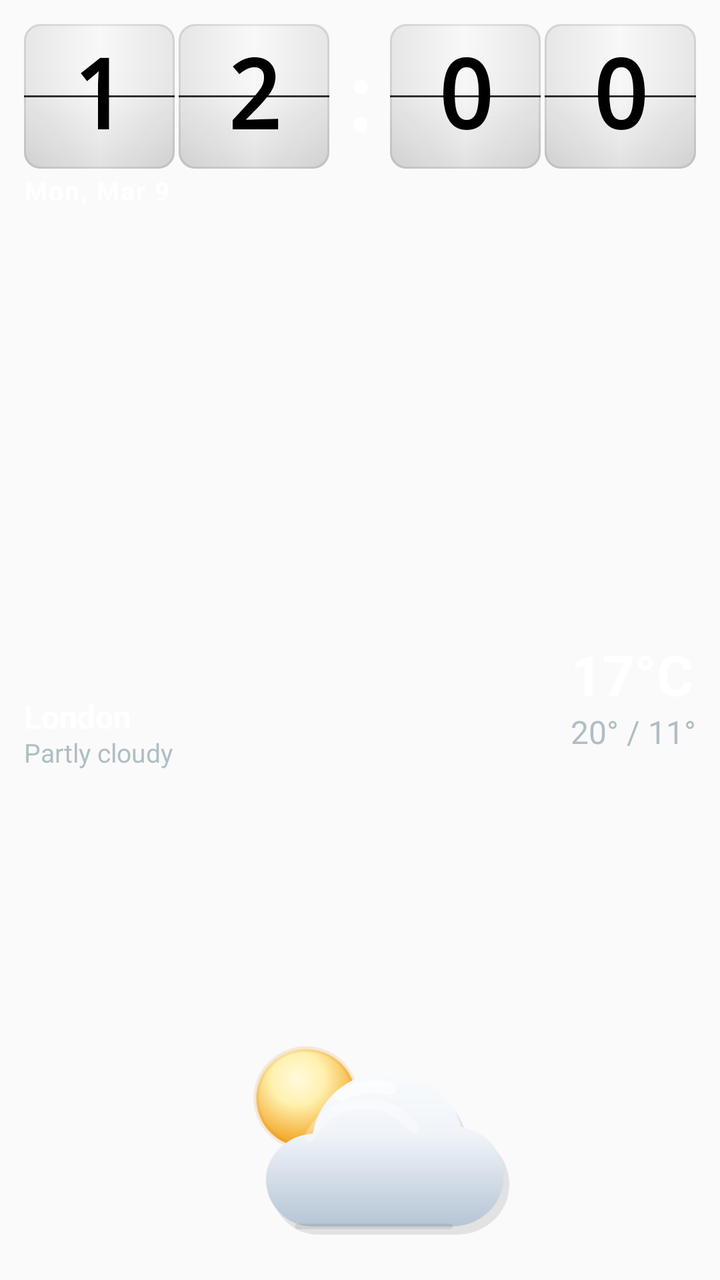
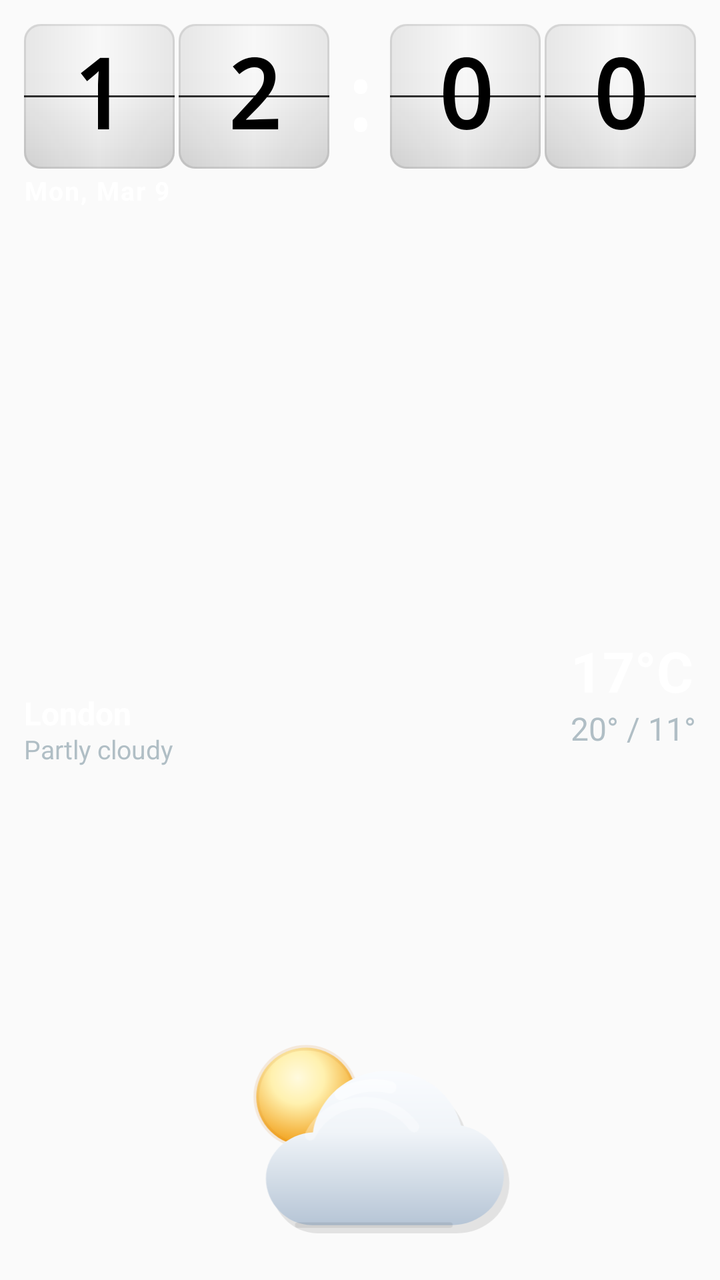

Screens rendered from an Android XML layout before and after an edit, with the pre-edit source and the edit as a unified diff.
<!-- AndroidManifest.xml: application theme Theme.ClockWeatherWidget -->
<!-- res/layout/widget_compact_preview.xml -->
<?xml version="1.0" encoding="utf-8"?>
<LinearLayout xmlns:android="http://schemas.android.com/apk/res/android"
    xmlns:tools="http://schemas.android.com/tools"
    android:layout_width="match_parent"
    android:layout_height="match_parent"
    android:background="@android:color/transparent"
    android:clipChildren="false"
    android:clipToPadding="false"
    android:orientation="vertical"
    android:padding="12dp"
    tools:ignore="HardcodedText">

    <include
        layout="@layout/widget_clock_block_preview"
        android:layout_width="match_parent"
        android:layout_height="wrap_content" />

    <TextView
        android:layout_width="wrap_content"
        android:layout_height="wrap_content"
        android:layout_gravity="start"
        android:layout_marginTop="2dp"
        android:layout_marginStart="0dp"
        android:text="Mon, Mar 9"
        android:textColor="@color/widget_text_primary"
        android:textSize="13sp"
        android:textStyle="bold"
        android:letterSpacing="0.05" />

    <include
        layout="@layout/widget_weather_card_preview"
        android:layout_width="match_parent"
        android:layout_height="0dp"
        android:layout_weight="1"
        android:layout_marginTop="2dp" />

</LinearLayout>
<!-- res/layout/widget_clock_block_preview.xml (included above) -->
﻿<?xml version="1.0" encoding="utf-8"?>

<LinearLayout xmlns:android="http://schemas.android.com/apk/res/android"
    xmlns:tools="http://schemas.android.com/tools"
    android:layout_width="match_parent"
    android:layout_height="wrap_content"
    android:gravity="center_vertical"
    android:orientation="horizontal"
    tools:ignore="HardcodedText">

    <FrameLayout
        android:layout_width="0dp"
        android:layout_height="wrap_content"
        android:layout_weight="2">

        <LinearLayout
            android:layout_width="match_parent"
            android:layout_height="wrap_content"
            android:orientation="horizontal">

            <FrameLayout
                android:layout_width="0dp"
                android:layout_height="wrap_content"
                android:layout_weight="1">

                <TextView
                    android:layout_width="match_parent"
                    android:layout_height="wrap_content"
                    android:background="@drawable/flip_digit_bg_light"
                    android:fontFamily="monospace"
        android:fontFeatureSettings="tnum"
                    android:gravity="center"
                    android:includeFontPadding="false"
                    android:padding="8dp"
                    android:text="1"
                    android:textColor="@color/flip_digit_text_light"
                    android:textSize="48sp"
                    android:textStyle="bold" />

                <FrameLayout
                    android:layout_width="match_parent"
                    android:layout_height="1dp"
                    android:layout_gravity="center_vertical"
                    android:background="@drawable/flip_hinge_line" />
            </FrameLayout>

            <FrameLayout
                android:layout_width="0dp"
                android:layout_height="wrap_content"
                android:layout_marginStart="@dimen/flip_digit_gap"
                android:layout_weight="1">

                <TextView
                    android:layout_width="match_parent"
                    android:layout_height="wrap_content"
                    android:background="@drawable/flip_digit_bg_light"
                    android:fontFamily="monospace"
        android:fontFeatureSettings="tnum"
                    android:gravity="center"
                    android:includeFontPadding="false"
                    android:padding="8dp"
                    android:text="2"
                    android:textColor="@color/flip_digit_text_light"
                    android:textSize="48sp"
                    android:textStyle="bold" />

                <FrameLayout
                    android:layout_width="match_parent"
                    android:layout_height="1dp"
                    android:layout_gravity="center_vertical"
                    android:background="@drawable/flip_hinge_line" />
            </FrameLayout>
        </LinearLayout>
    </FrameLayout>

    <TextView
        android:layout_width="wrap_content"
        android:layout_height="wrap_content"
        android:layout_marginStart="@dimen/flip_digit_gap"
        android:layout_marginEnd="@dimen/flip_digit_gap"
        android:fontFamily="monospace"
        android:fontFeatureSettings="tnum"
        android:gravity="center"
        android:text=":"
        android:textColor="@android:color/white"
        android:textSize="44sp"
        android:textStyle="bold" />

    <FrameLayout
        android:layout_width="0dp"
        android:layout_height="wrap_content"
        android:layout_weight="2">

        <LinearLayout
            android:layout_width="match_parent"
            android:layout_height="wrap_content"
            android:orientation="horizontal">

            <FrameLayout
                android:layout_width="0dp"
                android:layout_height="wrap_content"
                android:layout_weight="1">

                <TextView
                    android:layout_width="match_parent"
                    android:layout_height="wrap_content"
                    android:background="@drawable/flip_digit_bg_light"
                    android:fontFamily="monospace"
        android:fontFeatureSettings="tnum"
                    android:gravity="center"
                    android:includeFontPadding="false"
                    android:padding="8dp"
                    android:text="0"
                    android:textColor="@color/flip_digit_text_light"
                    android:textSize="48sp"
                    android:textStyle="bold" />

                <FrameLayout
                    android:layout_width="match_parent"
                    android:layout_height="1dp"
                    android:layout_gravity="center_vertical"
                    android:background="@drawable/flip_hinge_line" />
            </FrameLayout>

            <FrameLayout
                android:layout_width="0dp"
                android:layout_height="wrap_content"
                android:layout_marginStart="@dimen/flip_digit_gap"
                android:layout_weight="1">

                <TextView
                    android:layout_width="match_parent"
                    android:layout_height="wrap_content"
                    android:background="@drawable/flip_digit_bg_light"
                    android:fontFamily="monospace"
        android:fontFeatureSettings="tnum"
                    android:gravity="center"
                    android:includeFontPadding="false"
                    android:padding="8dp"
                    android:text="0"
                    android:textColor="@color/flip_digit_text_light"
                    android:textSize="48sp"
                    android:textStyle="bold" />

                <FrameLayout
                    android:layout_width="match_parent"
                    android:layout_height="1dp"
                    android:layout_gravity="center_vertical"
                    android:background="@drawable/flip_hinge_line" />
            </FrameLayout>
        </LinearLayout>
    </FrameLayout>

</LinearLayout>
<!-- res/layout/widget_weather_card_preview.xml (included above) -->
<?xml version="1.0" encoding="utf-8"?>
<FrameLayout xmlns:android="http://schemas.android.com/apk/res/android"
    xmlns:tools="http://schemas.android.com/tools"
    android:layout_width="match_parent"
    android:layout_height="wrap_content"
    android:minHeight="72dp"
    android:background="@android:color/transparent"
    android:clipChildren="false"
    android:clipToPadding="false"
    tools:ignore="HardcodedText">

    <ImageView
        android:layout_width="196dp"
        android:layout_height="126dp"
        android:layout_gravity="bottom|center_horizontal"
        android:paddingBottom="10dp"
        android:contentDescription="@null"
        android:scaleType="fitCenter"
        android:src="@drawable/ic_widget_weather_partly_cloudy_day" />

    
    <LinearLayout
        android:layout_width="wrap_content"
        android:layout_height="wrap_content"
        android:layout_gravity="start|center_vertical"
        android:orientation="vertical">

        <TextView
            android:layout_width="wrap_content"
            android:layout_height="wrap_content"
            android:ellipsize="end"
            android:includeFontPadding="false"
            android:maxWidth="132dp"
            android:maxLines="1"
            android:text="London"
            android:textColor="@color/widget_text_primary"
            android:textSize="16sp"
            android:textStyle="bold" />

        <TextView
            android:layout_width="wrap_content"
            android:layout_height="wrap_content"
            android:ellipsize="end"
            android:includeFontPadding="false"
            android:layout_marginTop="1dp"
            android:maxLines="1"
            android:text="Partly cloudy"
            android:textColor="@color/widget_text_secondary"
            android:textSize="13sp" />
    </LinearLayout>

    
    <LinearLayout
        android:layout_width="wrap_content"
        android:layout_height="wrap_content"
        android:layout_gravity="end|center_vertical"
        android:layout_marginBottom="18dp"
        android:orientation="vertical">

        <TextView
            android:layout_width="wrap_content"
            android:layout_height="wrap_content"
            android:gravity="end"
            android:includeFontPadding="false"
            android:text="17°C"
            android:textColor="@color/widget_text_primary"
            android:textSize="28sp"
            android:textStyle="bold" />

        <TextView
            android:layout_width="wrap_content"
            android:layout_height="wrap_content"
            android:layout_marginTop="2dp"
            android:gravity="end"
            android:includeFontPadding="false"
            android:text="20° / 11°"
            android:textColor="@color/widget_text_secondary"
            android:textSize="16sp" />
    </LinearLayout>
</FrameLayout>
<!-- resources referenced by this layout -->
<resources>
  <color name="flip_digit_text_light">#000000</color>
  <color name="widget_text_primary">#FFFFFF</color>
  <color name="widget_text_secondary">#B0BEC5</color>
  <dimen name="flip_digit_gap">2dp</dimen>
  <!-- drawable flip_digit_bg_light (drawable) -->
  <?xml version="1.0" encoding="utf-8"?>
  <layer-list xmlns:android="http://schemas.android.com/apk/res/android">
  	<item>
  		<shape android:shape="rectangle">
  			<solid android:color="@color/flip_tile_light_base" />
  			<corners android:radius="8dp" />
  		</shape>
  	</item>
  
  	<item>
  		<shape android:shape="rectangle">
  			<gradient
  				android:angle="270"
  				android:startColor="@color/flip_tile_light_highlight_start"
  				android:centerColor="@color/flip_tile_light_highlight_center"
  				android:centerY="0.46"
  				android:endColor="@color/flip_tile_light_highlight_end" />
  			<corners android:radius="8dp" />
  		</shape>
  	</item>
  
  	<item>
  		<shape android:shape="rectangle">
  			<gradient
  				android:angle="0"
  				android:startColor="@color/flip_tile_light_side_shade"
  				android:centerColor="@android:color/transparent"
  				android:centerX="0.50"
  				android:endColor="@color/flip_tile_light_side_shade" />
  			<corners android:radius="8dp" />
  		</shape>
  	</item>
  
  	<item>
  		<shape android:shape="rectangle">
  			<stroke
  				android:width="1dp"
  				android:color="@color/flip_tile_light_border" />
  			<corners android:radius="8dp" />
  		</shape>
  	</item>
  </layer-list>
  <!-- drawable flip_hinge_line (drawable) -->
  <?xml version="1.0" encoding="utf-8"?>
  <layer-list xmlns:android="http://schemas.android.com/apk/res/android">
      
      <item>
          <shape android:shape="rectangle">
              <solid android:color="@color/flip_hinge_shadow" />
          </shape>
      </item>
      
      <item android:top="1dp">
          <shape android:shape="rectangle">
              <solid android:color="@color/flip_hinge_highlight" />
          </shape>
      </item>
  </layer-list>
  <!-- drawable ic_widget_weather_partly_cloudy_day: vector/xml drawable (drawable, 2734 chars, omitted) -->
  <style name="Theme.ClockWeatherWidget" parent="Theme.AppCompat.Light.NoActionBar">
          <item name="colorPrimary">@color/primary</item>
          <item name="android:statusBarColor">@color/primary</item>
      </style>
  <color name="flip_tile_light_base">#F7F7F7</color>
  <color name="flip_tile_light_highlight_start">#30FFFFFF</color>
  <color name="flip_tile_light_highlight_center">#14FFFFFF</color>
  <color name="flip_tile_light_highlight_end">#16000000</color>
  <color name="flip_tile_light_side_shade">#12000000</color>
  <color name="flip_tile_light_border">#16000000</color>
  <color name="flip_hinge_shadow">#CC000000</color>
  <color name="flip_hinge_highlight">#28FFFFFF</color>
  <color name="primary">#1565C0</color>
</resources>

<!-- the commit's change to res/layout/widget_compact_preview.xml (unified diff, before → after) -->
@@ -32,7 +32,7 @@
         android:layout_width="match_parent"
         android:layout_height="0dp"
         android:layout_weight="1"
-        android:layout_marginTop="2dp" />
+        android:layout_marginTop="-1dp" />
 
 </LinearLayout>
 <!-- res/layout/widget_clock_block_preview.xml (included above) -->
